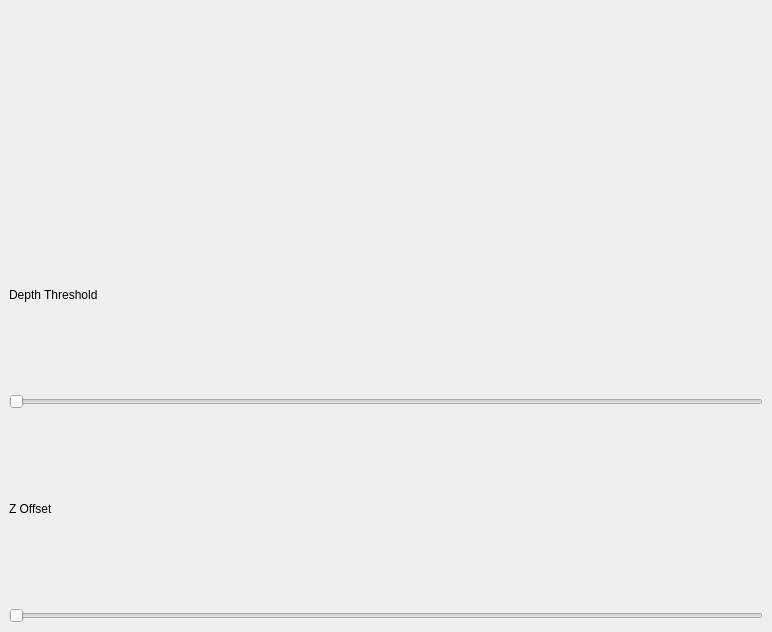
The window that kinect_pcl_osc.ui (jbeuckm/kinect_pcl_osc_qt) describes before a commit, drawn with Qt 5.
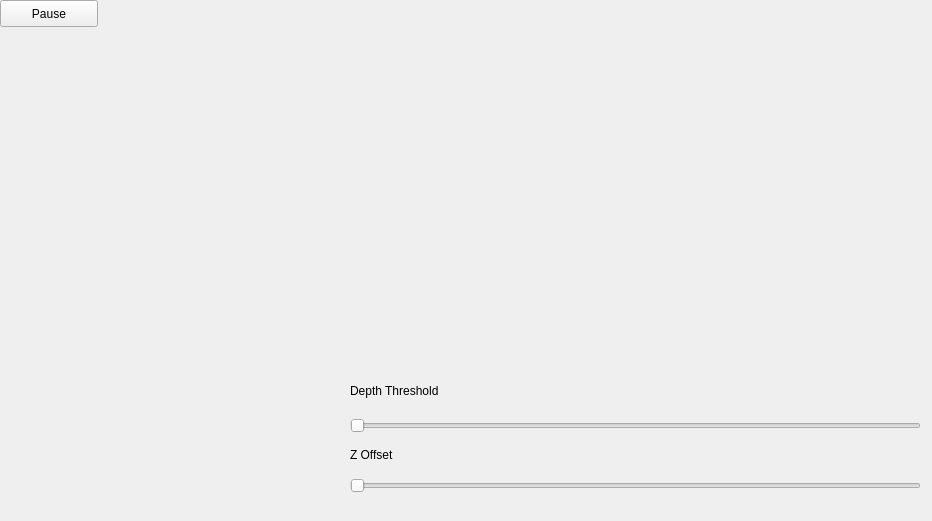
The same window after the commit. Custom widgets are drawn as their Qt base class.

What changed in the file:
```diff
--- a/kinect_pcl_osc.ui
+++ b/kinect_pcl_osc.ui
@@ -6,8 +6,8 @@
    <rect>
     <x>0</x>
     <y>0</y>
-    <width>772</width>
-    <height>632</height>
+    <width>932</width>
+    <height>521</height>
    </rect>
   </property>
   <property name="sizePolicy">
@@ -35,23 +35,25 @@
      <verstretch>255</verstretch>
     </sizepolicy>
    </property>
-   <layout class="QGridLayout">
-    <item row="1" column="0">
-     <widget class="QLabel" name="label">
-      <property name="text">
-       <string>Depth Threshold</string>
-      </property>
-     </widget>
-    </item>
-    <item row="3" column="0">
-     <widget class="QLabel" name="label_2">
-      <property name="text">
-       <string>Z Offset</string>
-      </property>
-     </widget>
-    </item>
-    <item row="2" column="0">
+   <widget class="QVTKWidget" name="qvtk_widget">
+    <property name="geometry">
+     <rect>
+      <x>350</x>
+      <y>10</y>
+      <width>571</width>
+      <height>361</height>
+     </rect>
+    </property>
+   </widget>
      <widget class="QSlider" name="fieldValueSlider">
+    <property name="geometry">
+     <rect>
+      <x>350</x>
+      <y>410</y>
+      <width>571</width>
+      <height>31</height>
+     </rect>
+    </property>
       <property name="mouseTracking">
        <bool>false</bool>
       </property>
@@ -89,12 +91,41 @@
        <number>1</number>
       </property>
      </widget>
-    </item>
-    <item row="0" column="0">
-     <widget class="QVTKWidget" name="qvtk_widget"/>
-    </item>
-    <item row="4" column="0">
+   <widget class="QLabel" name="label">
+    <property name="geometry">
+     <rect>
+      <x>350</x>
+      <y>380</y>
+      <width>121</width>
+      <height>21</height>
+     </rect>
+    </property>
+    <property name="text">
+     <string>Depth Threshold</string>
+    </property>
+   </widget>
+   <widget class="QLabel" name="label_2">
+    <property name="geometry">
+     <rect>
+      <x>350</x>
+      <y>439</y>
+      <width>66</width>
+      <height>31</height>
+     </rect>
+    </property>
+    <property name="text">
+     <string>Z Offset</string>
+    </property>
+   </widget>
      <widget class="QSlider" name="zOffsetSlider">
+    <property name="geometry">
+     <rect>
+      <x>350</x>
+      <y>470</y>
+      <width>571</width>
+      <height>31</height>
+     </rect>
+    </property>
       <property name="maximum">
        <number>10</number>
       </property>
@@ -105,8 +136,19 @@
        <enum>Qt::Horizontal</enum>
       </property>
      </widget>
-    </item>
-   </layout>
+   <widget class="QPushButton" name="pushButton">
+    <property name="geometry">
+     <rect>
+      <x>0</x>
+      <y>0</y>
+      <width>98</width>
+      <height>27</height>
+     </rect>
+    </property>
+    <property name="text">
+     <string>Pause</string>
+    </property>
+   </widget>
   </widget>
  </widget>
  <customwidgets>
```
Lines whose indentation alone changed are shown as unchanged.
